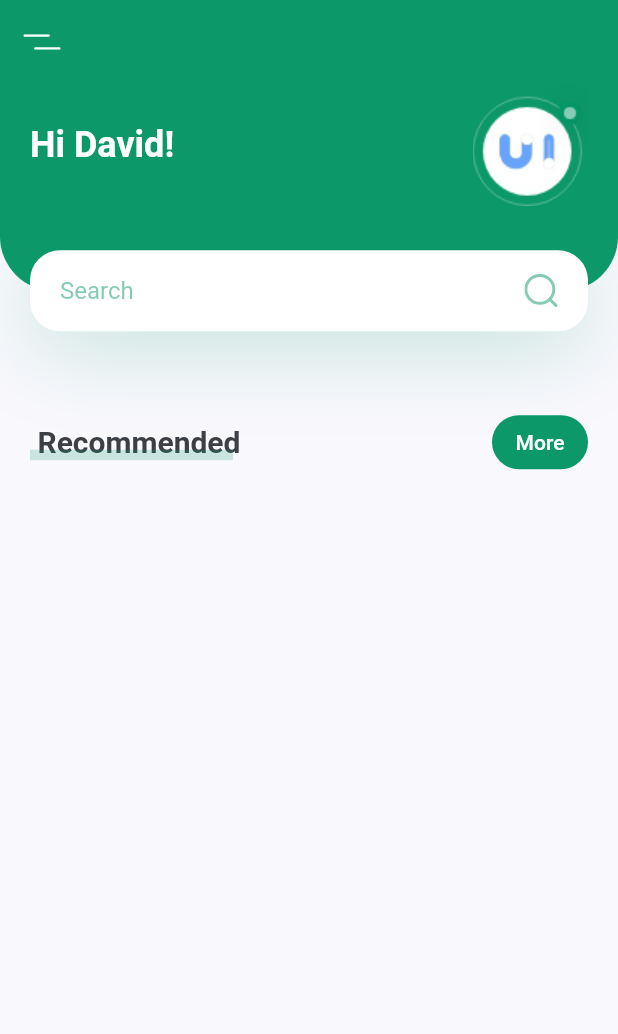
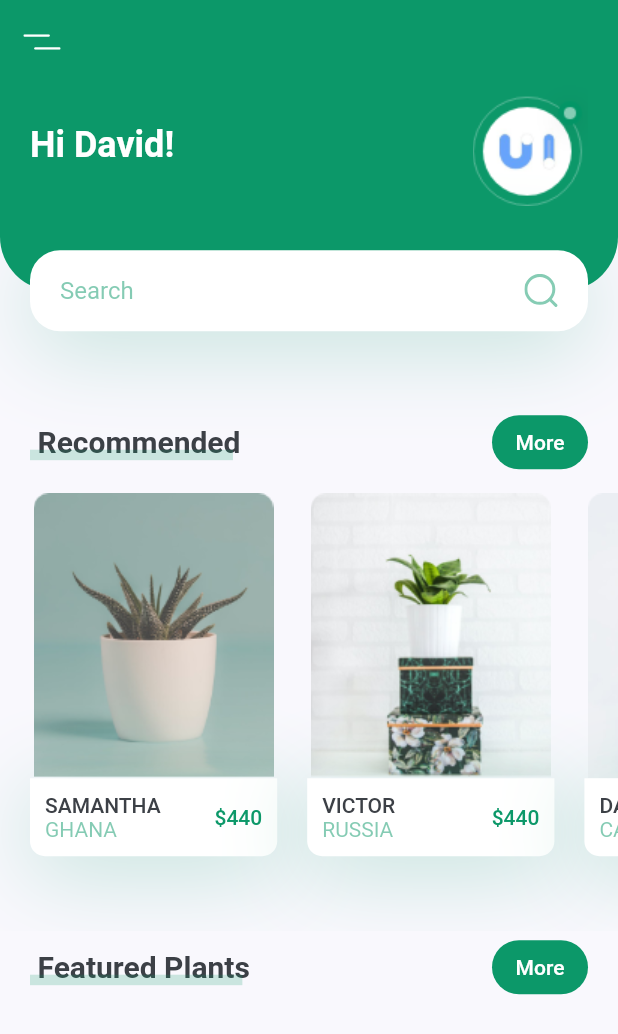
Before and after one commit to Emodot/plant_app, a Flutter app: the screen it shows after launch, on a phone screen of 412 x 824 dp. Shown: the top 1034 px of the screen. Run offline on Flutter 3.47's test engine with Material 2 defaults, Android fonts, the phone set to English and light mode, and no system bars; our stand-ins replace flutter_svg.

Commit message:
developed recommended section

```diff
--- a/lib/screens/home/components/body.dart
+++ b/lib/screens/home/components/body.dart
@@ -3,6 +3,7 @@ import 'package:flutter_svg/flutter_svg.dart';
 import 'package:plant_app/constants.dart';
 
 import 'header_with_searchbox.dart';
+import 'recommend_plants.dart';
 import 'title_with_more_btn.dart';
 
 class Body extends StatelessWidget {
@@ -18,9 +19,8 @@ class Body extends StatelessWidget {
         children: [
           HeaderWithSearchBox(size: size),
           TitleWithMoreBtn(title: "Recommended", press: () {}),
-          Container(
-            width: size.width * 0.4,
-          )
+          RecommendPlants(),
+          TitleWithMoreBtn(title: "Featured Plants", press: () {})
         ],
       ),
     );
--- /dev/null
+++ b/lib/screens/home/components/recommend_plants.dart
@@ -0,0 +1,121 @@
+import 'package:flutter/material.dart';
+import 'package:plant_app/constants.dart';
+
+class RecommendPlants extends StatelessWidget {
+  const RecommendPlants({
+    super.key,
+  });
+
+  @override
+  Widget build(BuildContext context) {
+    return SingleChildScrollView(
+      scrollDirection: Axis.horizontal,
+      child: Row(
+        children: [
+          RecommendedPlantCard(
+            image: "assets/images/image_1.png",
+            title: "Samantha",
+            country: "Ghana",
+            price: 440,
+            press: () {},
+          ),
+          RecommendedPlantCard(
+            image: "assets/images/image_2.png",
+            title: "Victor",
+            country: "Russia",
+            price: 440,
+            press: () {},
+          ),
+          RecommendedPlantCard(
+            image: "assets/images/image_3.png",
+            title: "David",
+            country: "Canada",
+            price: 440,
+            press: () {},
+          ),
+        ],
+      ),
+    );
+  }
+}
+
+class RecommendedPlantCard extends StatelessWidget {
+  const RecommendedPlantCard({
+    super.key,
+    required this.image,
+    required this.title,
+    required this.country,
+    required this.price,
+    required this.press,
+  });
+
+  final String image, title, country;
+  final int price;
+  final VoidCallback press;
+
+  @override
+  Widget build(BuildContext context) {
+    Size size = MediaQuery.of(context).size;
+    return Container(
+      // ignore: prefer_const_constructors
+      margin: EdgeInsets.only(
+        left: kDefaultPadding,
+        top: kDefaultPadding / 2,
+        bottom: kDefaultPadding * 2.5,
+      ),
+      width: size.width * 0.4,
+      child: Column(
+        children: [
+          Image.asset(image),
+          GestureDetector(
+            onTap: press,
+            child: Container(
+              padding: const EdgeInsets.all(kDefaultPadding / 2),
+              decoration: BoxDecoration(
+                color: Colors.white,
+                borderRadius: const BorderRadius.only(
+                  bottomLeft: Radius.circular(10),
+                  bottomRight: Radius.circular(10),
+                ),
+                boxShadow: [
+                  BoxShadow(
+                    offset: const Offset(0, 10),
+                    blurRadius: 50,
+                    color: kPrimaryColor.withOpacity(0.23),
+                  ),
+                ],
+              ),
+              child: Row(
+                children: [
+                  RichText(
+                    text: TextSpan(
+                      children: [
+                        TextSpan(
+                            text: "$title\n".toUpperCase(),
+                            style: Theme.of(context).textTheme.labelLarge),
+                        TextSpan(
+                          text: "$country".toUpperCase(),
+                          style: TextStyle(
+                            color: kPrimaryColor.withOpacity(0.5),
+                          ),
+                        ),
+                      ],
+                    ),
+                  ),
+                  const Spacer(),
+                  Text(
+                    '\$$price',
+                    style: Theme.of(context)
+                        .textTheme
+                        .labelLarge
+                        ?.copyWith(color: kPrimaryColor),
+                  )
+                ],
+              ),
+            ),
+          )
+        ],
+      ),
+    );
+  }
+}
--- a/lib/screens/home/components/title_with_more_btn.dart
+++ b/lib/screens/home/components/title_with_more_btn.dart
@@ -9,7 +9,7 @@ class TitleWithMoreBtn extends StatelessWidget {
   });
 
   final String title;
-  final Function press;
+  final VoidCallback press;
 
   @override
   Widget build(BuildContext context) {
```
